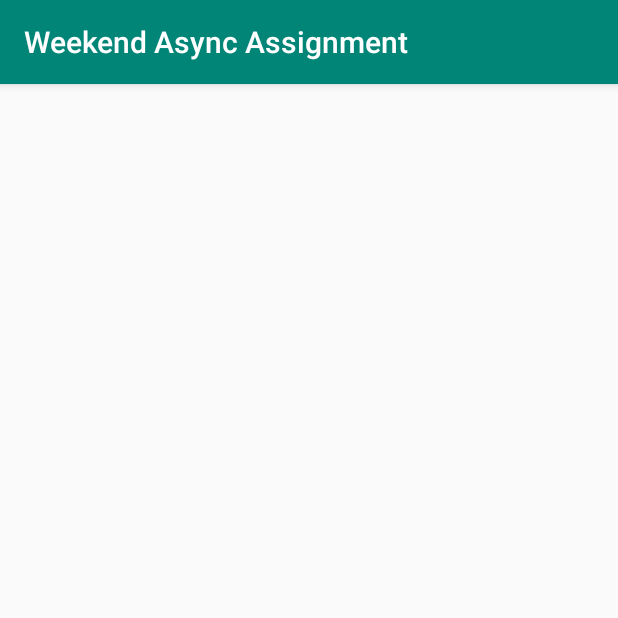
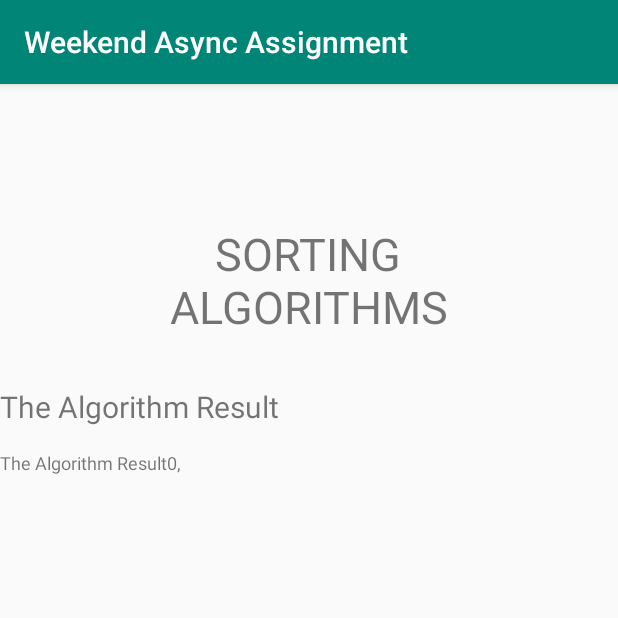
Before and after one commit to robelseyoum/AsycTasks-with-different-acitivities, an Android app: the BubbleActivity screen opened directly, with no data from a screen before it, on a phone screen of 412 x 824 dp, the top half of it. Run offline under Robolectric (Android 15) with nearby library versions, the phone set to English and light mode, and no system bars; 2 statements that could not run were skipped.

Commit message:
bubble sort finished

```diff
--- a/app/src/main/AndroidManifest.xml
+++ b/app/src/main/AndroidManifest.xml
@@ -18,7 +18,7 @@
         </activity>
         <activity android:name=".BubbleActivity"/>
         <activity android:name=".InsertionActivity"/>
-        <activity android:name=".mergeActivity"/>
+        <activity android:name=".MergeActivity"/>
         <activity android:name=".QuickActivity"/>
     </application>
 
--- a/app/src/main/java/com/robelseyoum3/weekendasyncassignment/BubbleActivity.kt
+++ b/app/src/main/java/com/robelseyoum3/weekendasyncassignment/BubbleActivity.kt
@@ -2,14 +2,58 @@ package com.robelseyoum3.weekendasyncassignment
 
 import android.os.Bundle
 import android.os.PersistableBundle
+import android.util.Log
 import androidx.appcompat.app.AppCompatActivity
+import kotlinx.android.synthetic.main.second_main_layout.*
 
 class BubbleActivity : AppCompatActivity() {
-    override fun onCreate(savedInstanceState: Bundle?, persistentState: PersistableBundle?) {
-        super.onCreate(savedInstanceState, persistentState)
+
+    private val TAG = "BubbleActivity_Roba"
+
+
+    override fun onCreate(savedInstanceState: Bundle?) {
+        super.onCreate(savedInstanceState)
         setContentView(R.layout.second_main_layout)
+
+        Log.i(TAG, "Please now you are in bubble activity")
+
+        var sortedResult: Int = 0
+
+        var intent = intent
+
+
+        var numbers = intent.getIntArrayExtra(Constants.INTENT_CALL1)
+
+
+        //Log.i(TAG, " Bubble Robel Acitivity ARRAY VALUES $numbers" )
+
+        val myArray = bubbleSort(numbers)
+
+        // Loop through the first array elements
+        for (element in myArray){
+            tv_alg_result.text = tv_alg_result.text.toString() + element + ", "
+        }
 
 
     }
 
+
+    //bubble sort
+    fun bubbleSort(arr:IntArray):IntArray{
+        var swap = true
+        while(swap){
+            swap = false
+            for(i in 0 until arr.size-1){
+                if(arr[i] > arr[i+1]){
+                    val temp = arr[i]
+                    arr[i] = arr[i+1]
+                    arr[i + 1] = temp
+
+                    swap = true
+                }
+            }
+        }
+        return arr
+    }
+
 }
--- a/app/src/main/res/layout/activity_main.xml
+++ b/app/src/main/res/layout/activity_main.xml
@@ -14,14 +14,14 @@
               android:textSize="23sp"
               android:text="Sorting Algorithms"
               android:gravity="center"
+              android:id="@+id/tv_title"
     />
 
     <EditText
             android:layout_width="match_parent"
             android:layout_height="wrap_content"
             android:id="@+id/et_numbers"
-            android:hint="Enter the Numbers"
-            android:inputType="number"
+            android:hint="Please enter numbers separated by comma"
             android:layout_marginTop="45dp"
     />
 
--- a/app/src/main/res/layout/second_main_layout.xml
+++ b/app/src/main/res/layout/second_main_layout.xml
@@ -1,7 +1,41 @@
 <?xml version="1.0" encoding="utf-8"?>
 <LinearLayout xmlns:android="http://schemas.android.com/apk/res/android"
+              xmlns:tools="http://schemas.android.com/tools"
               android:orientation="vertical"
               android:layout_width="match_parent"
               android:layout_height="match_parent">
 
+    <TextView
+            android:layout_width="287dp"
+            android:layout_height="101dp"
+            android:id="@+id/tv_title"
+            android:text="SORTING ALGORITHMS"
+            android:textSize="30sp"
+            android:layout_marginTop="80dp"
+            android:layout_marginBottom="20dp"
+            android:gravity="center"
+            android:layout_gravity="center"
+    />
+
+    <TextView
+            android:layout_width="wrap_content"
+            android:layout_height="wrap_content"
+            android:id="@+id/tv_subtitle"
+            android:textSize="20sp"
+            android:text="The Algorithm Result"
+            android:layout_marginBottom="15dp"
+    />
+
+
+    <TextView
+            android:layout_width="wrap_content"
+            android:layout_height="wrap_content"
+            android:id="@+id/tv_alg_result"
+            android:textSize="12sp"
+            android:text="The Algorithm Result"
+            tools:text="sorted numbers display here "
+
+
+    />
+
 </LinearLayout>
```
Also changed, not shown: app/src/main/java/com/robelseyoum3/weekendasyncassignment/InsertionActivity.kt (+5 -2 lines), app/src/main/java/com/robelseyoum3/weekendasyncassignment/MainActivity.kt (+61 -1 lines), app/src/main/java/com/robelseyoum3/weekendasyncassignment/MergeActivity.kt (renamed from app/src/main/java/com/robelseyoum3/weekendasyncassignment/mergeActivity.kt, +4 -3 lines), app/src/main/java/com/robelseyoum3/weekendasyncassignment/QuickActivity.kt (+3 -4 lines).
